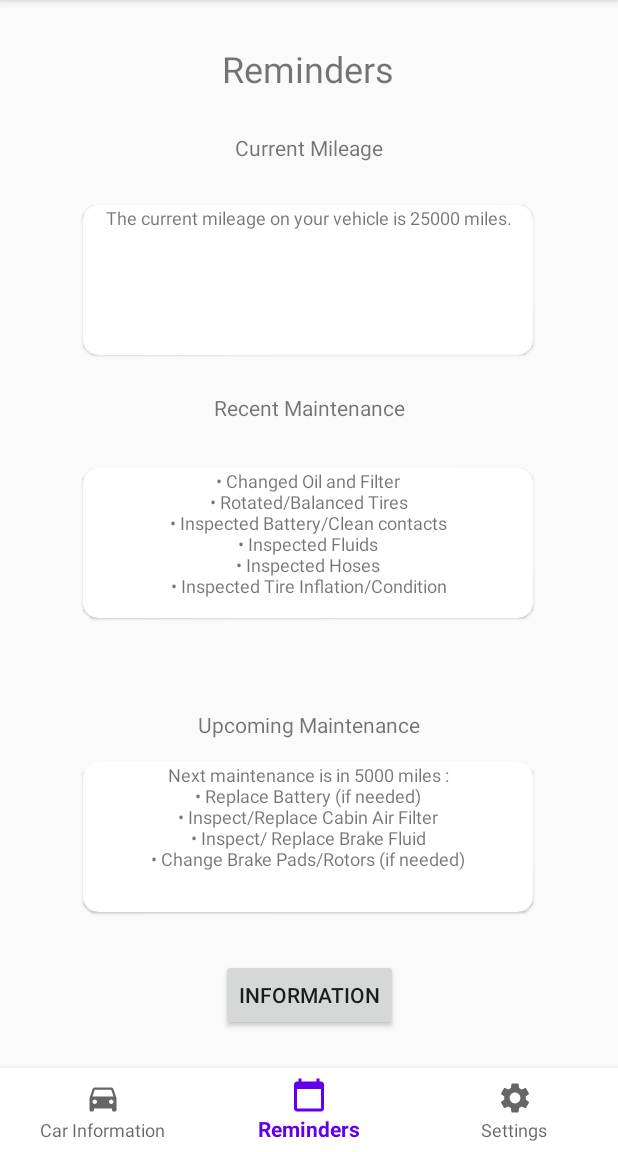
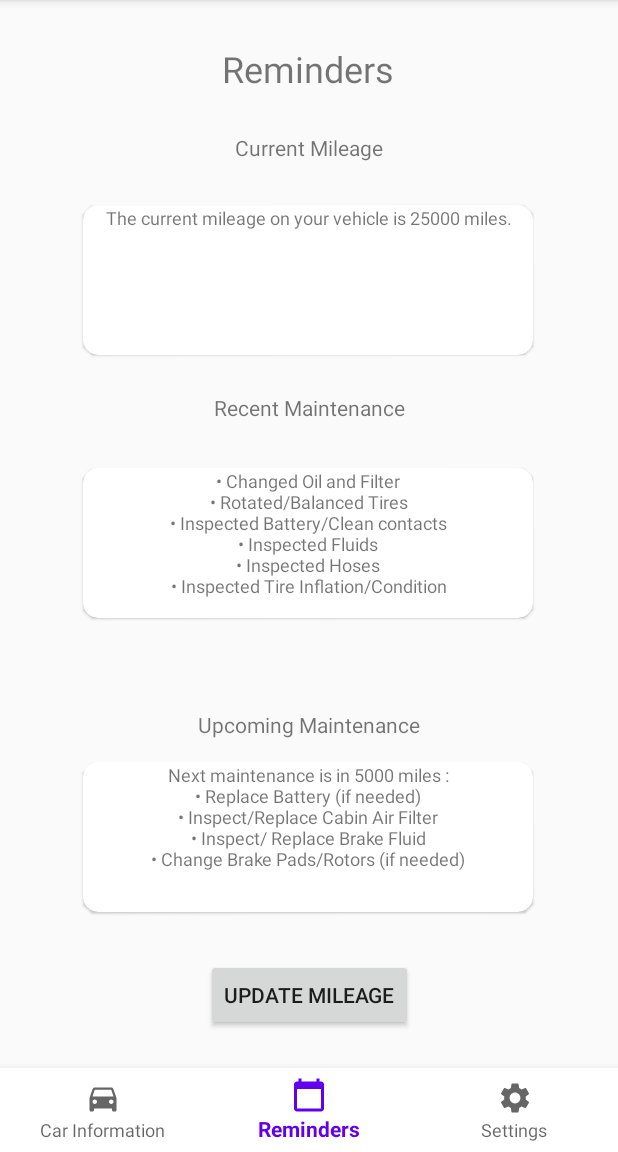
Before and after one commit to EdwardCordero/CARMA, an Android app: the screen it shows after launch once a user with an empty profile is signed in (MainActivity), item 2 of the bottom bar chosen, on a phone screen of 412 x 824 dp, the part 84-1236 px from its top. Run offline under Robolectric (Android 15) with nearby library versions, the phone set to English and light mode, and no system bars; our stand-ins replace Firebase (no records; nobody signed in at launch, a user with empty details on screens opened directly); libraries missing offline, so code that uses them is left out: com.firebase.ui.

Commit message:
Added a popup window to reminders that will allow user to update mileage. Right now only the cancel button is working. Have not yet implemented how to update the mileage yet.

```diff
--- a/app/src/main/java/com/finalproject/app/Reminder.java
+++ b/app/src/main/java/com/finalproject/app/Reminder.java
@@ -3,8 +3,6 @@ package com.finalproject.app;
 import android.content.Intent;
 import android.os.Bundle;
 
-import androidx.annotation.NonNull;
-import androidx.cardview.widget.CardView;
 import androidx.fragment.app.Fragment;
 
 import android.view.LayoutInflater;
@@ -14,13 +12,8 @@ import android.widget.Button;
 import android.widget.PopupWindow;
 import android.widget.TextView;
 
-import com.google.firebase.database.DataSnapshot;
-import com.google.firebase.database.DatabaseError;
 import com.google.firebase.database.DatabaseReference;
 import com.google.firebase.database.FirebaseDatabase;
-import com.google.firebase.database.ValueEventListener;
-
-import org.w3c.dom.Text;
 
 /**
  * A simple {@link Fragment} subclass.
@@ -85,7 +78,7 @@ public class Reminder extends Fragment {
         View v = inflater.inflate(R.layout.fragment_reminder, container, false);
 
         // Declare Buttons and TextViews elements from Reminders page
-        final Button btnInfo = (Button)v.findViewById(R.id.btnInfo);
+        final Button btnUpdateMileage = (Button)v.findViewById(R.id.btnUpdateMileage);
         final TextView currentMileage = (TextView)v.findViewById(R.id.textViewCurrentMileage);
         final TextView recentMaintenance = (TextView)v.findViewById(R.id.textViewRecentMain);
         final TextView upcomingMaintenance = (TextView)v.findViewById(R.id.textViewUpcomingMaintenance);
@@ -97,9 +90,15 @@ public class Reminder extends Fragment {
         recentMaintenance.setText(recentEveryFiveThousand());
         upcomingMaintenance.setText(everyThirtyThousand(mileage));
 
-//        btnInfo.setOnClickListener(new View.OnClickListener() {
-//            @Override
-//            public void onClick(View v){
+        // Controls what happens when you click on the Update Mileage Button
+        btnUpdateMileage.setOnClickListener(new View.OnClickListener() {
+            @Override
+            public void onClick(View v){
+                //Pops Up a Window that asks to update mileage
+                Intent popUp = new Intent(getContext(),popActivity.class);
+                startActivity(popUp);
+
+                // Gets information from Database
 //                name.addValueEventListener(new ValueEventListener() {
 //                    @Override
 //                    public void onDataChange(@NonNull DataSnapshot snapshot) {
@@ -112,9 +111,9 @@ public class Reminder extends Fragment {
 //
 //                    }
 //                });
-//
-//            }
-//        });
+
+            }
+        });
 
         return v;
     }
--- a/app/src/main/res/layout/fragment_reminder.xml
+++ b/app/src/main/res/layout/fragment_reminder.xml
@@ -30,7 +30,7 @@
         android:layout_marginTop="300dp"
         app:cardCornerRadius="10dp"
         app:cardElevation="1dp"
-        app:layout_constraintBottom_toTopOf="@+id/btnInfo"
+        app:layout_constraintBottom_toTopOf="@+id/btnUpdateMileage"
         app:layout_constraintEnd_toEndOf="parent"
         app:layout_constraintHorizontal_bias="0.495"
         app:layout_constraintStart_toStartOf="parent"
@@ -48,10 +48,10 @@
     </androidx.cardview.widget.CardView>
 
     <Button
-        android:id="@+id/btnInfo"
+        android:id="@+id/btnUpdateMileage"
         android:layout_width="wrap_content"
         android:layout_height="wrap_content"
-        android:text="Information"
+        android:text="Update Mileage"
         app:layout_constraintBottom_toBottomOf="parent"
         app:layout_constraintEnd_toEndOf="parent"
         app:layout_constraintStart_toStartOf="parent"
@@ -79,7 +79,7 @@
         android:layout_marginTop="50dp"
         app:cardCornerRadius="10dp"
         app:cardElevation="1dp"
-        app:layout_constraintBottom_toTopOf="@+id/btnInfo"
+        app:layout_constraintBottom_toTopOf="@+id/btnUpdateMileage"
         app:layout_constraintEnd_toEndOf="parent"
         app:layout_constraintHorizontal_bias="0.495"
         app:layout_constraintStart_toStartOf="parent"
@@ -104,7 +104,7 @@
         android:layout_gravity="center"
         app:cardCornerRadius="10dp"
         app:cardElevation="1dp"
-        app:layout_constraintBottom_toTopOf="@+id/btnInfo"
+        app:layout_constraintBottom_toTopOf="@+id/btnUpdateMileage"
         app:layout_constraintEnd_toEndOf="parent"
         app:layout_constraintHorizontal_bias="0.495"
         app:layout_constraintStart_toStartOf="parent"
@@ -116,10 +116,11 @@
             android:layout_width="match_parent"
             android:layout_height="match_parent"
             android:isScrollContainer="true"
+            android:scrollbars="vertical"
             android:textAlignment="center"
             android:textSize="12dp"
-            android:scrollbars="vertical"
             app:layout_constraintBottom_toBottomOf="parent" />
+
     </androidx.cardview.widget.CardView>
 
     <TextView
--- a/build.gradle
+++ b/build.gradle
@@ -5,7 +5,7 @@ buildscript {
         jcenter()
     }
     dependencies {
-        classpath 'com.android.tools.build:gradle:4.1.0'
+        classpath 'com.android.tools.build:gradle:4.1.1'
         // Google services for Firebase backend
         classpath 'com.google.gms:google-services:4.3.4'
         // Crashlytics Gradle plugin
```
Also changed, not shown: app/src/main/AndroidManifest.xml (+4 -8 lines), app/src/main/java/com/finalproject/app/popActivity.java (added, +57 -0 lines), app/src/main/res/drawable/update_miles_popup.xml (added, +13 -0 lines), app/src/main/res/layout/activity_pop.xml (added, +68 -0 lines).
